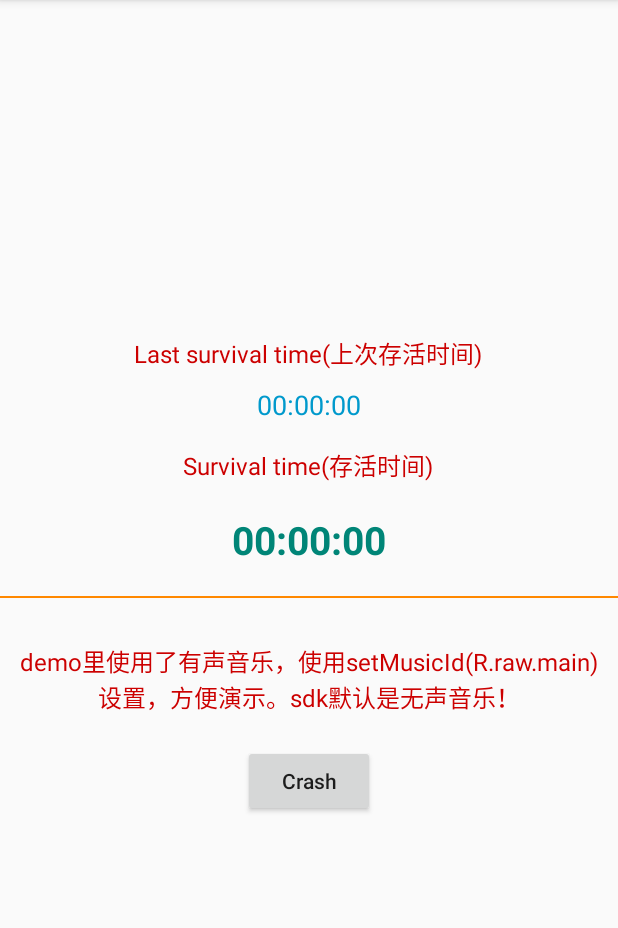
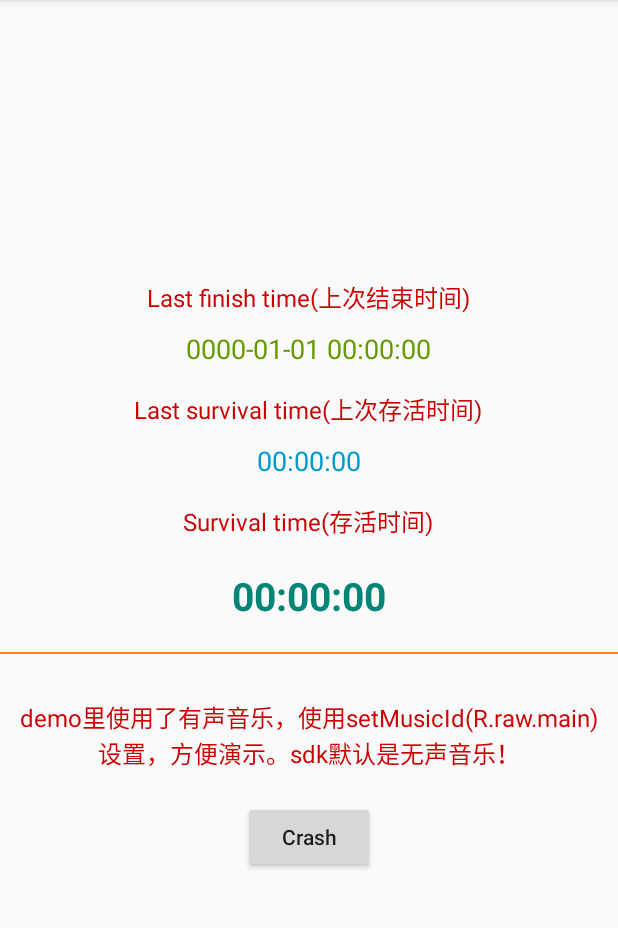
Before and after one commit to gyf-dev/Cactus, an Android app: the screen it shows after launch (MainActivity), on a phone screen of 412 x 824 dp, the part 84-1012 px from its top. Run offline under Robolectric (Android 15) with nearby library versions, the light colour scheme and no system bars; our stand-ins replace RxJava.

Commit message:
更新demo

```diff
--- a/cactus-sample/src/main/java/com/gyf/cactus/sample/App.kt
+++ b/cactus-sample/src/main/java/com/gyf/cactus/sample/App.kt
@@ -28,8 +28,18 @@ class App : Application(), CactusCallback {
         const val TAG = "cactus-sample"
         @SuppressLint("StaticFieldLeak")
         lateinit var context: Context
+        /**
+         * 结束时间
+         */
+        val mEndDate = MutableLiveData<String>()
+        /**
+         * 上次存活时间
+         */
+        val mLastTimer = MutableLiveData<String>()
+        /**
+         * 存活时间
+         */
         val mTimer = MutableLiveData<String>()
-        val mLastTimer = MutableLiveData<String>()
     }
 
     override fun onCreate() {
@@ -63,9 +73,11 @@ class App : Application(), CactusCallback {
         var oldTimer = Save.timer
         if (times == 1) {
             Save.lastTimer = oldTimer
+            Save.endDate = Save.date
             oldTimer = 0L
         }
         mLastTimer.postValue(dateFormat.format(Date(Save.lastTimer * 1000)))
+        mEndDate.postValue(Save.endDate)
         Observable.interval(1, TimeUnit.SECONDS)
             .map {
                 oldTimer + it
@@ -74,6 +86,9 @@ class App : Application(), CactusCallback {
             .observeOn(AndroidSchedulers.mainThread())
             .subscribe { aLong ->
                 Save.timer = aLong
+                Save.date = SimpleDateFormat("yyyy-MM-dd HH:mm:ss", Locale.getDefault()).run {
+                    format(Date())
+                }
                 mTimer.value = dateFormat.format(Date(aLong * 1000))
             }
     }
--- a/cactus-sample/src/main/java/com/gyf/cactus/sample/MainActivity.kt
+++ b/cactus-sample/src/main/java/com/gyf/cactus/sample/MainActivity.kt
@@ -21,11 +21,14 @@ class MainActivity : AppCompatActivity() {
                 2 / 0
             }, 3000)
         }
-        App.mTimer.observe(this, Observer<String> {
-            tvTimer.text = it
+        App.mEndDate.observe(this, Observer {
+            tvLastDate.text = it
         })
         App.mLastTimer.observe(this, Observer<String> {
             tvLastTimer.text = it
         })
+        App.mTimer.observe(this, Observer<String> {
+            tvTimer.text = it
+        })
     }
 }
--- a/cactus-sample/src/main/java/com/gyf/cactus/sample/Save.kt
+++ b/cactus-sample/src/main/java/com/gyf/cactus/sample/Save.kt
@@ -10,4 +10,6 @@ import android.annotation.SuppressLint
 object Save {
     var timer by preference(0L)
     var lastTimer by preference(0L)
+    var date by preference("0000-01-01 00:00:00")
+    var endDate by preference("0000-01-01 00:00:00")
 }
--- a/cactus-sample/src/main/res/layout/activity_main.xml
+++ b/cactus-sample/src/main/res/layout/activity_main.xml
@@ -1,15 +1,34 @@
 <?xml version="1.0" encoding="utf-8"?>
-<FrameLayout xmlns:android="http://schemas.android.com/apk/res/android"
+<ScrollView xmlns:android="http://schemas.android.com/apk/res/android"
     xmlns:tools="http://schemas.android.com/tools"
     android:layout_width="match_parent"
     android:layout_height="match_parent"
-    android:orientation="vertical">
+    android:fillViewport="true">
 
     <LinearLayout
-        android:layout_width="wrap_content"
-        android:layout_height="match_parent"
+        android:layout_width="match_parent"
+        android:layout_height="wrap_content"
         android:gravity="center"
         android:orientation="vertical">
+
+        <TextView
+            android:layout_width="wrap_content"
+            android:layout_height="wrap_content"
+            android:text="Last finish time(上次结束时间)"
+            android:textColor="@android:color/holo_red_dark"
+            android:textSize="16sp"
+            tools:ignore="HardcodedText" />
+
+        <TextView
+            android:id="@+id/tvLastDate"
+            android:layout_width="wrap_content"
+            android:layout_height="wrap_content"
+            android:layout_marginTop="10dp"
+            android:layout_marginBottom="16dp"
+            android:text="0000-01-01 00:00:00"
+            android:textColor="@android:color/holo_green_dark"
+            android:textSize="18sp"
+            tools:ignore="HardcodedText" />
 
         <TextView
             android:layout_width="wrap_content"
@@ -74,4 +93,4 @@
             android:textAllCaps="false" />
     </LinearLayout>
 
-</FrameLayout>
+</ScrollView>
```
